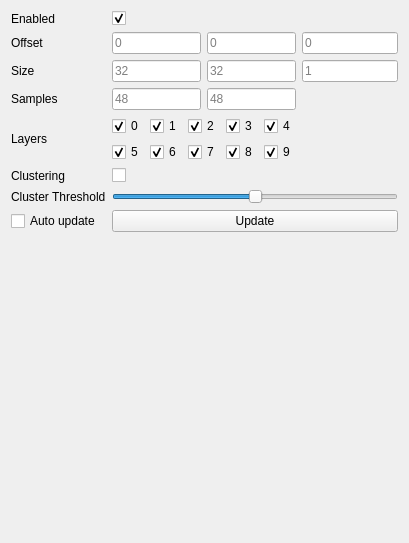
Before: the Qt Designer form include/ui/plugins/fdm_toolbox.ui in VRGroupRWTH/pli_view, drawn with Qt 5.
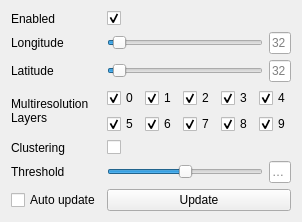
After: the same form once the commit is applied.

What changed in the file:
```diff
--- a/include/ui/plugins/fdm_toolbox.ui
+++ b/include/ui/plugins/fdm_toolbox.ui
@@ -6,158 +6,35 @@
    <rect>
     <x>0</x>
     <y>0</y>
-    <width>381</width>
-    <height>543</height>
+    <width>280</width>
+    <height>215</height>
    </rect>
   </property>
   <property name="windowTitle">
    <string>Fiber Distribution Map Toolbox</string>
   </property>
   <layout class="QGridLayout" name="gridLayout">
-   <item row="1" column="2">
-    <widget class="QLineEdit" name="line_edit_offset_y">
+   <item row="5" column="1" colspan="2">
+    <widget class="QSlider" name="slider_threshold">
      <property name="sizePolicy">
-      <sizepolicy hsizetype="Expanding" vsizetype="Fixed">
-       <horstretch>1</horstretch>
+      <sizepolicy hsizetype="Preferred" vsizetype="Preferred">
+       <horstretch>4</horstretch>
        <verstretch>0</verstretch>
       </sizepolicy>
      </property>
-     <property name="text">
-      <string/>
+     <property name="minimumSize">
+      <size>
+       <width>0</width>
+       <height>0</height>
+      </size>
      </property>
-     <property name="alignment">
-      <set>Qt::AlignLeading|Qt::AlignLeft|Qt::AlignVCenter</set>
+     <property name="toolTip">
+      <string>See [HDAG2017].</string>
      </property>
-     <property name="placeholderText">
-      <string>0</string>
-     </property>
-    </widget>
-   </item>
-   <item row="1" column="0">
-    <widget class="QLabel" name="label_offset">
-     <property name="text">
-      <string>Offset</string>
-     </property>
-    </widget>
-   </item>
-   <item row="4" column="0">
-    <widget class="QLabel" name="label_samples">
-     <property name="enabled">
-      <bool>true</bool>
-     </property>
-     <property name="text">
-      <string>Samples</string>
-     </property>
-    </widget>
-   </item>
-   <item row="2" column="2">
-    <widget class="QLineEdit" name="line_edit_size_y">
-     <property name="sizePolicy">
-      <sizepolicy hsizetype="Expanding" vsizetype="Fixed">
-       <horstretch>1</horstretch>
-       <verstretch>0</verstretch>
-      </sizepolicy>
-     </property>
-     <property name="text">
-      <string/>
-     </property>
-     <property name="alignment">
-      <set>Qt::AlignLeading|Qt::AlignLeft|Qt::AlignVCenter</set>
-     </property>
-     <property name="placeholderText">
-      <string>32</string>
-     </property>
-    </widget>
-   </item>
-   <item row="2" column="3">
-    <widget class="QLineEdit" name="line_edit_size_z">
-     <property name="sizePolicy">
-      <sizepolicy hsizetype="Expanding" vsizetype="Fixed">
-       <horstretch>1</horstretch>
-       <verstretch>0</verstretch>
-      </sizepolicy>
-     </property>
-     <property name="text">
-      <string/>
-     </property>
-     <property name="alignment">
-      <set>Qt::AlignLeading|Qt::AlignLeft|Qt::AlignVCenter</set>
-     </property>
-     <property name="placeholderText">
-      <string>1</string>
-     </property>
-    </widget>
-   </item>
-   <item row="1" column="3">
-    <widget class="QLineEdit" name="line_edit_offset_z">
-     <property name="sizePolicy">
-      <sizepolicy hsizetype="Expanding" vsizetype="Fixed">
-       <horstretch>1</horstretch>
-       <verstretch>0</verstretch>
-      </sizepolicy>
-     </property>
-     <property name="text">
-      <string/>
-     </property>
-     <property name="alignment">
-      <set>Qt::AlignLeading|Qt::AlignLeft|Qt::AlignVCenter</set>
-     </property>
-     <property name="placeholderText">
-      <string>0</string>
-     </property>
-    </widget>
-   </item>
-   <item row="2" column="0">
-    <widget class="QLabel" name="label_size">
-     <property name="text">
-      <string>Size</string>
-     </property>
-    </widget>
-   </item>
-   <item row="2" column="1">
-    <widget class="QLineEdit" name="line_edit_size_x">
-     <property name="sizePolicy">
-      <sizepolicy hsizetype="Expanding" vsizetype="Fixed">
-       <horstretch>1</horstretch>
-       <verstretch>0</verstretch>
-      </sizepolicy>
-     </property>
-     <property name="text">
-      <string/>
-     </property>
-     <property name="alignment">
-      <set>Qt::AlignLeading|Qt::AlignLeft|Qt::AlignVCenter</set>
-     </property>
-     <property name="placeholderText">
-      <string>32</string>
-     </property>
-    </widget>
-   </item>
-   <item row="1" column="1">
-    <widget class="QLineEdit" name="line_edit_offset_x">
-     <property name="sizePolicy">
-      <sizepolicy hsizetype="Expanding" vsizetype="Fixed">
-       <horstretch>1</horstretch>
-       <verstretch>0</verstretch>
-      </sizepolicy>
-     </property>
-     <property name="text">
-      <string/>
-     </property>
-     <property name="alignment">
-      <set>Qt::AlignLeading|Qt::AlignLeft|Qt::AlignVCenter</set>
-     </property>
-     <property name="placeholderText">
-      <string>0</string>
-     </property>
-    </widget>
-   </item>
-   <item row="7" column="1" colspan="3">
-    <widget class="QSlider" name="slider_clustering_threshold">
      <property name="maximum">
       <number>1000</number>
      </property>
-     <property name="sliderPosition">
+     <property name="value">
       <number>500</number>
      </property>
      <property name="orientation">
@@ -165,114 +42,17 @@
      </property>
     </widget>
    </item>
-   <item row="6" column="1">
-    <widget class="QCheckBox" name="checkbox_clustering_enabled">
-     <property name="enabled">
-      <bool>true</bool>
-     </property>
-     <property name="layoutDirection">
-      <enum>Qt::LeftToRight</enum>
-     </property>
-     <property name="text">
-      <string/>
-     </property>
-     <property name="checked">
-      <bool>false</bool>
-     </property>
-    </widget>
-   </item>
-   <item row="4" column="1">
-    <widget class="QLineEdit" name="line_edit_samples_x">
-     <property name="enabled">
-      <bool>true</bool>
-     </property>
-     <property name="sizePolicy">
-      <sizepolicy hsizetype="Expanding" vsizetype="Fixed">
-       <horstretch>1</horstretch>
-       <verstretch>0</verstretch>
-      </sizepolicy>
-     </property>
-     <property name="text">
-      <string/>
-     </property>
-     <property name="alignment">
-      <set>Qt::AlignLeading|Qt::AlignLeft|Qt::AlignVCenter</set>
-     </property>
-     <property name="placeholderText">
-      <string>48</string>
-     </property>
-    </widget>
-   </item>
-   <item row="4" column="2">
-    <widget class="QLineEdit" name="line_edit_samples_y">
-     <property name="enabled">
-      <bool>true</bool>
-     </property>
-     <property name="sizePolicy">
-      <sizepolicy hsizetype="Expanding" vsizetype="Fixed">
-       <horstretch>1</horstretch>
-       <verstretch>0</verstretch>
-      </sizepolicy>
-     </property>
-     <property name="text">
-      <string/>
-     </property>
-     <property name="alignment">
-      <set>Qt::AlignLeading|Qt::AlignLeft|Qt::AlignVCenter</set>
-     </property>
-     <property name="placeholderText">
-      <string>48</string>
-     </property>
-    </widget>
-   </item>
-   <item row="6" column="0">
-    <widget class="QLabel" name="label_clustering_enabled">
-     <property name="text">
-      <string>Clustering</string>
-     </property>
-    </widget>
-   </item>
    <item row="5" column="0">
-    <widget class="QLabel" name="label_depths">
-     <property name="text">
-      <string>Layers</string>
-     </property>
-    </widget>
-   </item>
-   <item row="7" column="0">
     <widget class="QLabel" name="label_threshold">
      <property name="enabled">
       <bool>true</bool>
      </property>
      <property name="text">
-      <string>Cluster Threshold</string>
+      <string>Threshold</string>
      </property>
     </widget>
    </item>
-   <item row="8" column="0">
-    <widget class="QCheckBox" name="checkbox_auto_update">
-     <property name="text">
-      <string>Auto update</string>
-     </property>
-     <property name="checked">
-      <bool>false</bool>
-     </property>
-    </widget>
-   </item>
-   <item row="9" column="3">
-    <spacer name="spacer">
-     <property name="orientation">
-      <enum>Qt::Vertical</enum>
-     </property>
-     <property name="sizeHint" stdset="0">
-      <size>
-       <width>96</width>
-       <height>67</height>
-      </size>
-     </property>
-    </spacer>
-   </item>
-   <item row="8" column="1" colspan="3">
+   <item row="6" column="1" colspan="3">
     <widget class="QPushButton" name="button_update">
      <property name="enabled">
       <bool>true</bool>
@@ -282,27 +62,36 @@
      </property>
     </widget>
    </item>
-   <item row="0" column="1">
-    <widget class="QCheckBox" name="checkbox_enabled">
-     <property name="layoutDirection">
-      <enum>Qt::LeftToRight</enum>
+   <item row="5" column="3">
+    <widget class="QLineEdit" name="line_edit_threshold">
+     <property name="sizePolicy">
+      <sizepolicy hsizetype="Preferred" vsizetype="Preferred">
+       <horstretch>1</horstretch>
+       <verstretch>0</verstretch>
+      </sizepolicy>
      </property>
      <property name="text">
       <string/>
      </property>
+     <property name="alignment">
+      <set>Qt::AlignLeading|Qt::AlignLeft|Qt::AlignVCenter</set>
+     </property>
+     <property name="placeholderText">
+      <string>0.001</string>
+     </property>
+    </widget>
+   </item>
+   <item row="6" column="0">
+    <widget class="QCheckBox" name="checkbox_auto_update">
+     <property name="text">
+      <string>Auto update</string>
+     </property>
      <property name="checked">
-      <bool>true</bool>
+      <bool>false</bool>
      </property>
     </widget>
    </item>
-   <item row="0" column="0">
-    <widget class="QLabel" name="label_enabled">
-     <property name="text">
-      <string>Enabled</string>
-     </property>
-    </widget>
-   </item>
-   <item row="5" column="1" colspan="2">
+   <item row="3" column="1" colspan="3">
     <layout class="QGridLayout" name="layout_depth_checkboxes">
      <item row="1" column="0">
       <widget class="QCheckBox" name="checkbox_depth_5">
@@ -406,6 +195,181 @@
      </item>
     </layout>
    </item>
+   <item row="2" column="0">
+    <widget class="QLabel" name="label_latitude">
+     <property name="enabled">
+      <bool>true</bool>
+     </property>
+     <property name="text">
+      <string>Latitude</string>
+     </property>
+    </widget>
+   </item>
+   <item row="2" column="3">
+    <widget class="QLineEdit" name="line_edit_threshold_3">
+     <property name="sizePolicy">
+      <sizepolicy hsizetype="Preferred" vsizetype="Preferred">
+       <horstretch>1</horstretch>
+       <verstretch>0</verstretch>
+      </sizepolicy>
+     </property>
+     <property name="text">
+      <string/>
+     </property>
+     <property name="alignment">
+      <set>Qt::AlignLeading|Qt::AlignLeft|Qt::AlignVCenter</set>
+     </property>
+     <property name="placeholderText">
+      <string>32</string>
+     </property>
+    </widget>
+   </item>
+   <item row="2" column="1" colspan="2">
+    <widget class="QSlider" name="slider_threshold_3">
+     <property name="sizePolicy">
+      <sizepolicy hsizetype="Preferred" vsizetype="Preferred">
+       <horstretch>4</horstretch>
+       <verstretch>0</verstretch>
+      </sizepolicy>
+     </property>
+     <property name="minimumSize">
+      <size>
+       <width>0</width>
+       <height>0</height>
+      </size>
+     </property>
+     <property name="maximum">
+      <number>1000</number>
+     </property>
+     <property name="value">
+      <number>32</number>
+     </property>
+     <property name="orientation">
+      <enum>Qt::Horizontal</enum>
+     </property>
+    </widget>
+   </item>
+   <item row="4" column="0">
+    <widget class="QLabel" name="label_clustering_enabled">
+     <property name="text">
+      <string>Clustering</string>
+     </property>
+    </widget>
+   </item>
+   <item row="3" column="0">
+    <widget class="QLabel" name="label_depths">
+     <property name="text">
+      <string>Multiresolution
+Layers</string>
+     </property>
+    </widget>
+   </item>
+   <item row="1" column="0">
+    <widget class="QLabel" name="label_longitude">
+     <property name="enabled">
+      <bool>true</bool>
+     </property>
+     <property name="text">
+      <string>Longitude</string>
+     </property>
+    </widget>
+   </item>
+   <item row="1" column="1" colspan="2">
+    <widget class="QSlider" name="slider_threshold_2">
+     <property name="sizePolicy">
+      <sizepolicy hsizetype="Preferred" vsizetype="Preferred">
+       <horstretch>4</horstretch>
+       <verstretch>0</verstretch>
+      </sizepolicy>
+     </property>
+     <property name="minimumSize">
+      <size>
+       <width>0</width>
+       <height>0</height>
+      </size>
+     </property>
+     <property name="maximum">
+      <number>1000</number>
+     </property>
+     <property name="value">
+      <number>32</number>
+     </property>
+     <property name="orientation">
+      <enum>Qt::Horizontal</enum>
+     </property>
+    </widget>
+   </item>
+   <item row="7" column="0" colspan="4">
+    <spacer name="spacer">
+     <property name="orientation">
+      <enum>Qt::Vertical</enum>
+     </property>
+     <property name="sizeHint" stdset="0">
+      <size>
+       <width>96</width>
+       <height>67</height>
+      </size>
+     </property>
+    </spacer>
+   </item>
+   <item row="0" column="0">
+    <widget class="QLabel" name="label_enabled">
+     <property name="text">
+      <string>Enabled</string>
+     </property>
+    </widget>
+   </item>
+   <item row="0" column="1">
+    <widget class="QCheckBox" name="checkbox_enabled">
+     <property name="layoutDirection">
+      <enum>Qt::LeftToRight</enum>
+     </property>
+     <property name="text">
+      <string/>
+     </property>
+     <property name="checked">
+      <bool>true</bool>
+     </property>
+    </widget>
+   </item>
+   <item row="1" column="3">
+    <widget class="QLineEdit" name="line_edit_threshold_2">
+     <property name="sizePolicy">
+      <sizepolicy hsizetype="Preferred" vsizetype="Preferred">
+       <horstretch>1</horstretch>
+       <verstretch>0</verstretch>
+      </sizepolicy>
+     </property>
+     <property name="text">
+      <string/>
+     </property>
+     <property name="alignment">
+      <set>Qt::AlignLeading|Qt::AlignLeft|Qt::AlignVCenter</set>
+     </property>
+     <property name="placeholderText">
+      <string>32</string>
+     </property>
+    </widget>
+   </item>
+   <item row="4" column="1">
+    <widget class="QCheckBox" name="checkbox_clustering_enabled">
+     <property name="enabled">
+      <bool>true</bool>
+     </property>
+     <property name="toolTip">
+      <string>See [HDAG2017].</string>
+     </property>
+     <property name="layoutDirection">
+      <enum>Qt::LeftToRight</enum>
+     </property>
+     <property name="text">
+      <string/>
+     </property>
+     <property name="checked">
+      <bool>false</bool>
+     </property>
+    </widget>
+   </item>
   </layout>
  </widget>
  <tabstops>
```
Left out of the diff: 18 changed lines with no effect on the pictures.
